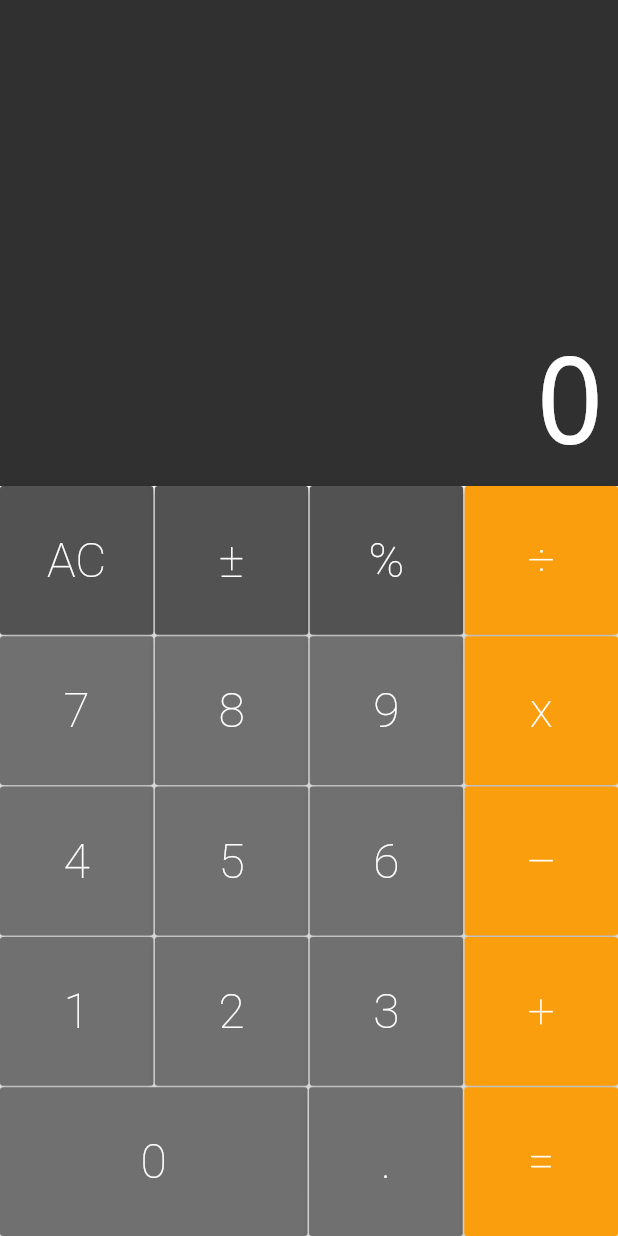
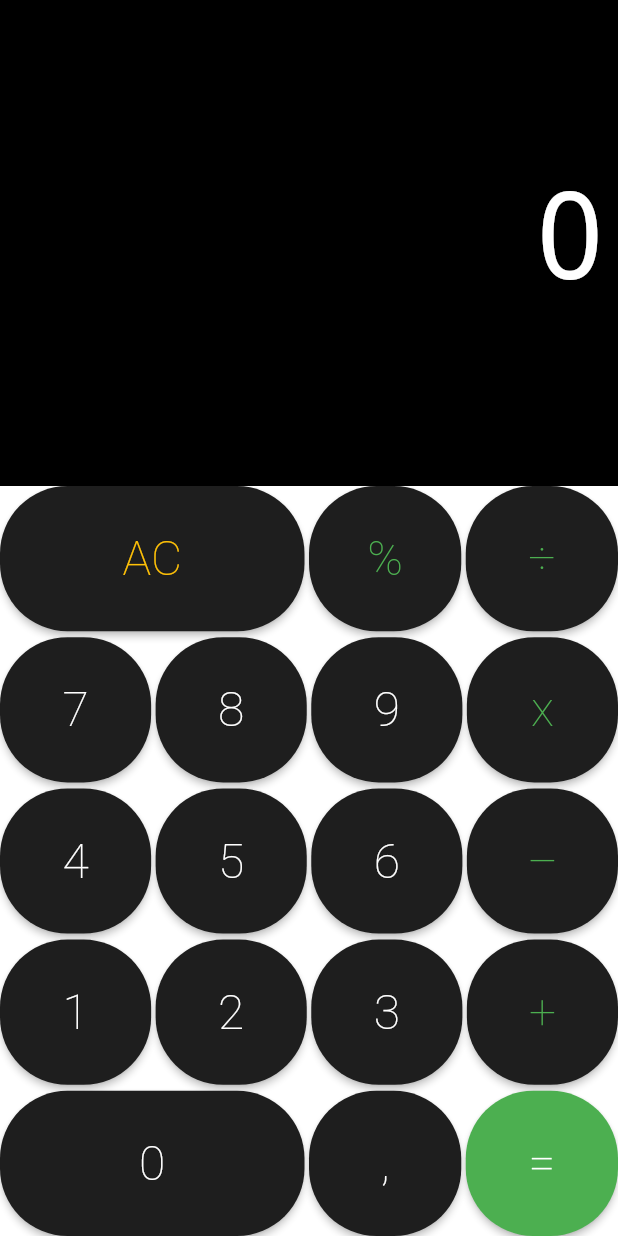
Before and after one commit to paulov59/calculator, a Flutter app: the screen it shows after launch, on a phone screen of 412 x 824 dp. Run offline on Flutter 3.47's test engine with Material 2 defaults, Android fonts, the phone set to English and light mode, and no system bars; drawn by our look-alikes of auto_size_text.

Commit message:
alterando a interface

```diff
--- a/lib/components/button.dart
+++ b/lib/components/button.dart
@@ -1,33 +1,36 @@
 import 'package:flutter/material.dart';
 
 class Button extends StatelessWidget {
-  static const DARK = Color.fromRGBO(82, 82, 82, 1);
-  static const DEFAULT = Color.fromRGBO(112, 112, 112, 1);
-  static const OPERATION = Color.fromRGBO(250, 158, 13, 1);
+  static const DARK = Color.fromRGBO(30, 30, 30, 1);
+  static const EQUAL = Colors.green;
 
   final String text;
   final bool big;
   final Color color;
+  final Color textColor;
   final void Function(String) cb;
 
   Button({
     @required this.text,
     this.big = false,
-    this.color = DEFAULT,
+    this.color = DARK,
+    this.textColor = Colors.white,
+    @required this.cb,
+  });
+
+  Button.equal({
+    @required this.text,
+    this.big = false,
+    this.color = EQUAL,
+    this.textColor = Colors.white,
     @required this.cb,
   });
 
   Button.operation({
     @required this.text,
     this.big = false,
-    this.color = OPERATION,
-    @required this.cb,
-  });
-
-  Button.dark({
-    @required this.text,
-    this.big = false,
     this.color = DARK,
+    this.textColor = EQUAL,
     @required this.cb,
   });
 
@@ -37,10 +40,11 @@ class Button extends StatelessWidget {
       flex: big ? 2 : 1,
       child: RaisedButton(
         color: this.color,
+        shape: new RoundedRectangleBorder(borderRadius: new BorderRadius.circular(45.0)),
         child: Text(
           text,
           style: TextStyle(
-            color: Colors.white,
+            color: textColor,
             fontSize: 32,
             fontWeight: FontWeight.w200,
           ),
--- a/lib/components/button_row.dart
+++ b/lib/components/button_row.dart
@@ -14,7 +14,7 @@ class ButtonRow extends StatelessWidget {
       child: Row(
         crossAxisAlignment: CrossAxisAlignment.stretch,
         children: buttons.fold(<Widget>[], (list, b) {
-          list.isEmpty ? list.add(b) : list.addAll([SizedBox(width: 1), b]);
+          list.isEmpty ? list.add(b) : list.addAll([SizedBox(width: 3), b]);
           return list;
         }),
       ),
--- a/lib/components/display.dart
+++ b/lib/components/display.dart
@@ -4,15 +4,16 @@ import 'package:auto_size_text/auto_size_text.dart';
 class Display extends StatelessWidget {
 
   final String text;
+  final double result;
 
-  Display(this.text);
+  Display(this.text, this.result);
 
   @override
   Widget build(BuildContext context) {
     return Expanded(
       flex: 1,
       child: Container(
-        color: Color.fromRGBO(48, 48, 48, 1),
+        color: Colors.black,
         child: Column(
           crossAxisAlignment: CrossAxisAlignment.stretch,
           mainAxisAlignment: MainAxisAlignment.end,
@@ -33,9 +34,38 @@ class Display extends StatelessWidget {
                 ),
               ),
             ),
+            Padding(
+              padding: const EdgeInsets.all(8.0),
+              child: AutoSizeText(
+                calculatorResult(result),
+                minFontSize: 20,
+                maxFontSize: 80,
+                maxLines: 1,
+                textAlign: TextAlign.end,
+                style: TextStyle(
+                  fontWeight: FontWeight.w100,
+                  decoration: TextDecoration.none,
+                  fontSize: 80,
+                  color: Colors.white,
+                ),
+              ),
+            ),
           ],
         ),
       ),
     );
   }
 }
+
+String calculatorResult(double result) {
+  if (result == null) {
+    return "";
+  }
+
+  int aux = result.toInt();
+  if (aux == result) {
+    return aux.toString();
+  } else {
+    return result.toString();
+  }
+}
--- a/lib/components/keyboard.dart
+++ b/lib/components/keyboard.dart
@@ -17,37 +17,36 @@ class Keyboard extends StatelessWidget {
       child: Column(
         children: <Widget>[
           ButtonRow([
-            Button.dark(text: "AC", cb: cb),
-            Button.dark(text: "±", cb: cb),
-            Button.dark(text: "%", cb: cb),
+            Button(text: "AC", textColor: Colors.amber,big: true, cb: cb),
+            Button.operation(text: "%", cb: cb),
             Button.operation(text: "÷", cb: cb),
           ]),
-          SizedBox(height: 1),
+          SizedBox(height: 4),
           ButtonRow([
             Button(text: "7", cb: cb),
             Button(text: "8", cb: cb),
             Button(text: "9", cb: cb),
             Button.operation(text: "x", cb: cb),
           ]),
-          SizedBox(height: 1),
+          SizedBox(height: 4),
           ButtonRow([
             Button(text: "4", cb: cb),
             Button(text: "5", cb: cb),
             Button(text: "6", cb: cb),
             Button.operation(text: "–", cb: cb),
           ]),
-          SizedBox(height: 1),
+          SizedBox(height: 4),
           ButtonRow([
             Button(text: "1", cb: cb),
             Button(text: "2", cb: cb),
             Button(text: "3", cb: cb),
             Button.operation(text: "+", cb: cb),
           ]),
-          SizedBox(height: 1),
+          SizedBox(height: 4),
           ButtonRow([
             Button(text: "0", big: true, cb: cb),
-            Button(text: ".", cb: cb),
-            Button.operation(text: "=", cb: cb),
+            Button(text: ",", cb: cb),
+            Button.equal(text: "=", cb: cb),
           ])
         ]
       ),
--- a/lib/models/memory.dart
+++ b/lib/models/memory.dart
@@ -1,21 +1,46 @@
 class Memory {
   String _value = '0';
+  double _result;
+  String _number = '';
+  List <double> numbers = [];
+  List <String> operators = [];
 
   String get value {
     return _value;
   }
 
+  double get result {
+    return _result;
+  }
+
   void applyCommand(String command) {
     if (command == 'AC') {
       _allClear();
+    } else if (command == '=') {
+      numbers.add(double.parse(_number));
+      _calculate();
     } else if (_value == '0' && command != '.') {
       _value = command;
+    } else if (command == '+' || command == '-' || command == '÷' || command == 'x' || command == '%') {
+      _value += command;
+      operators.add(command);
+      numbers.add(double.parse(_number));
+      _number = '';
     } else {
       _value += command;
+      _number += command;
     }
   }
 
   _allClear() {
     _value = '0';
+    _result = null;
+  }
+
+  _calculate() {
+    for (var item in numbers) {
+      print(item);
+    }
+    numbers = [];
   }
 }
--- a/lib/screens/calculator.dart
+++ b/lib/screens/calculator.dart
@@ -30,7 +30,7 @@ class _CalculatorState extends State<Calculator> {
       debugShowCheckedModeBanner: false,
       home: Column(
         children: <Widget>[
-          Display(memory.value),
+          Display(memory.value, memory.result),
           Keyboard(_onPressed),
         ],
       )
```
